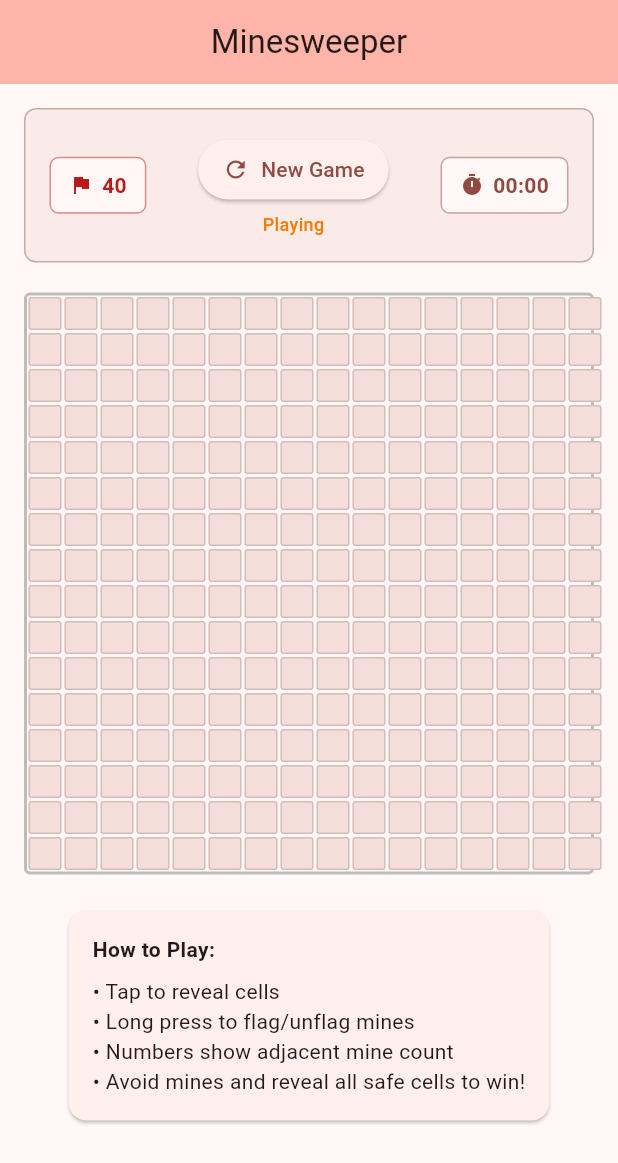
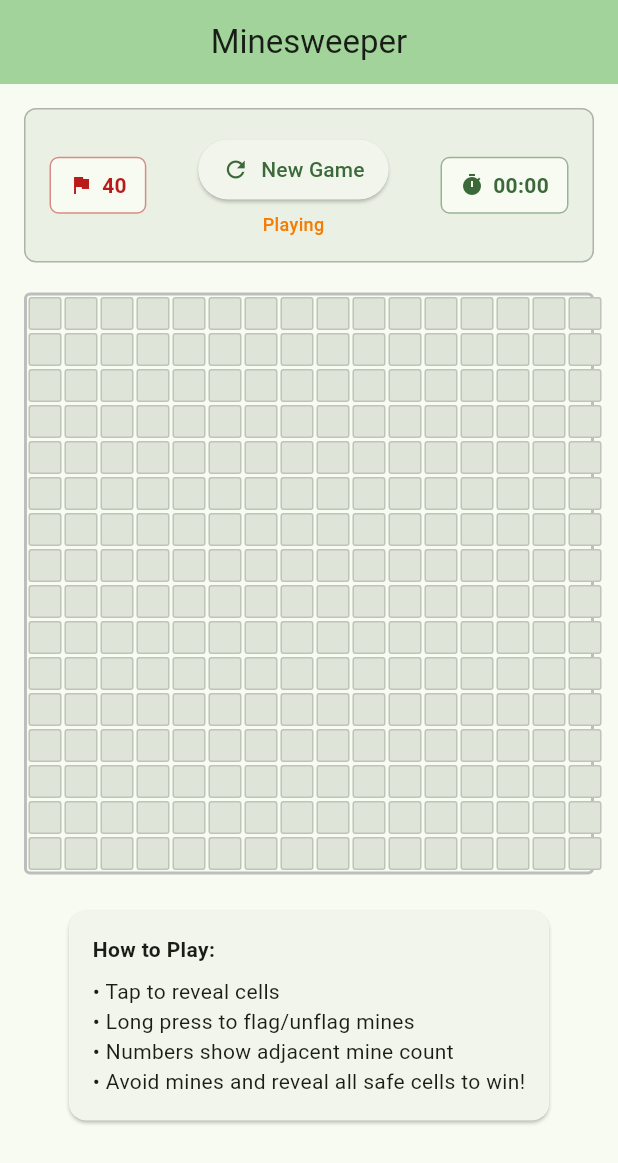
Before and after one commit to BirjuVachhani/mine_sweeper, a Flutter app: the screen it shows after launch, on a phone screen of 412 x 824 dp. Shown: the top 1163 px of the screen. Run offline on Flutter 3.47's test engine with Material 3 defaults, Android fonts, the phone set to English and light mode, and no system bars.

Commit message:
Change the seed color to green

```diff
--- a/lib/main.dart
+++ b/lib/main.dart
@@ -14,7 +14,7 @@ class MinesweeperApp extends StatelessWidget {
       title: 'Minesweeper',
       theme: ThemeData(
         colorScheme: ColorScheme.fromSeed(
-          seedColor: Colors.red,
+          seedColor: Colors.green,
           brightness: Brightness.light,
         ),
         useMaterial3: true,
```
